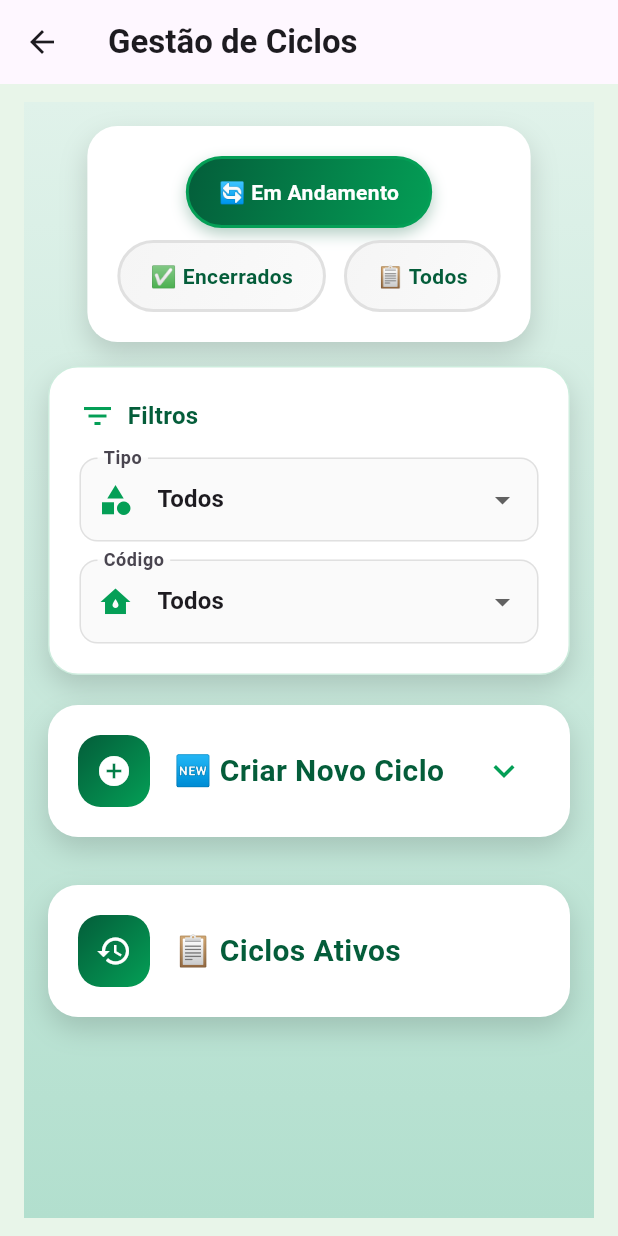
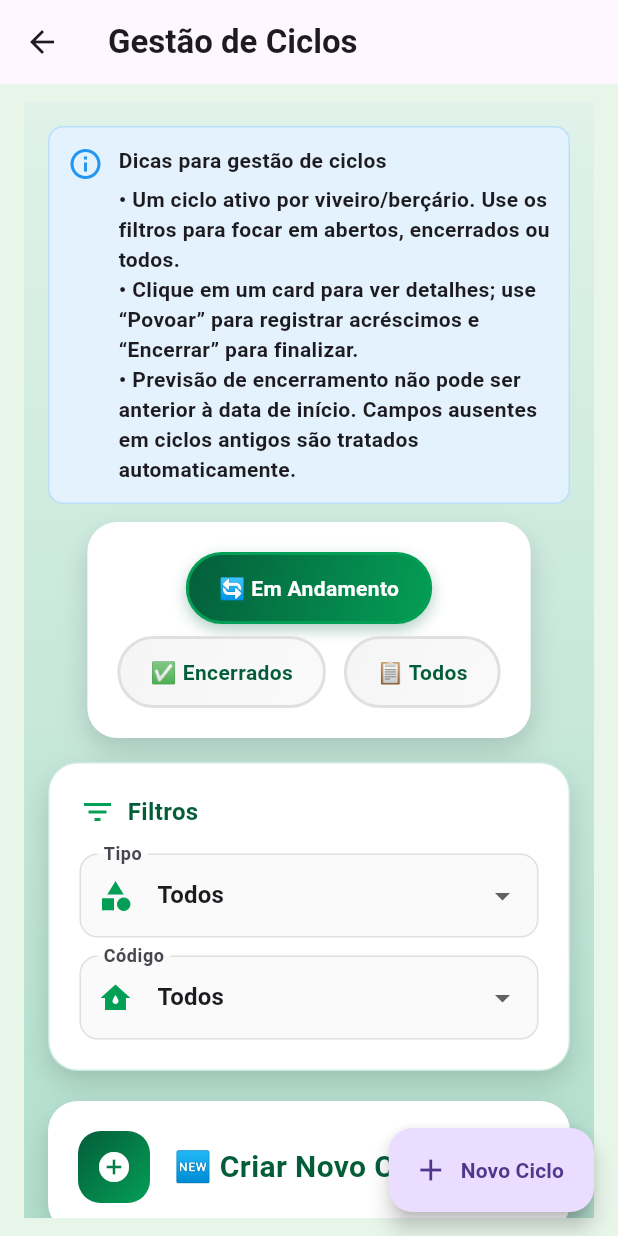
Before and after one commit to andersontec1/viveiroplus, a Flutter app: the TelaCiclosViveiro screen opened directly, on a phone screen of 412 x 824 dp. Run offline on Flutter 3.47's test engine with Material 3 defaults, Android fonts, the phone set to English and light mode, and no system bars; our stand-ins replace cloud_firestore, connectivity_plus, csv, firebase_auth, firebase_core, fl_chart and 7 more; missing offline and left inert: excel, mobile_scanner; accounts and stored records are empty; generated files the repository leaves out were written again.

Commit message:
build(web): versão 2.1.1+3 e ajustes na tela de ciclos (visual padronizado + leituras seguras de campos)

```diff
--- a/lib/screens/tela_ciclos_viveiro.dart
+++ b/lib/screens/tela_ciclos_viveiro.dart
@@ -518,20 +518,18 @@ class _TelaCiclosViveiroState extends State<TelaCiclosViveiro> {
   void _carregarParaEdicao(QueryDocumentSnapshot ciclo) {
     setState(() {
       _idEditando = ciclo.id;
-      // Reconstruir o código com prefixo para corresponder ao formato do dropdown
-      final tipo = ciclo['tipo'] ?? 'viveiro';
-      final codigo = ciclo['codigo'];
+      // Usar mapa seguro para evitar exceções em documentos antigos sem certos campos
+      final data = (ciclo.data() is Map<String, dynamic>)
+          ? (ciclo.data() as Map<String, dynamic>)
+          : <String, dynamic>{};
+      final tipo = (data['tipo'] as String?) ?? 'viveiro';
+      final codigo = (data['codigo'] ?? '').toString();
       _codigoSelecionado = tipo == 'viveiro' ? 'V-$codigo' : 'B-$codigo';
-      _qtdCtrl.text = ciclo['quantidadeEstocada'].toString();
-      _pesoCtrl.text = ciclo['pesoInicial'].toString();
-      _dataInicio = ciclo['dataInicio'].toDate();
-      final dataRaw = ciclo.data();
-      final data = (dataRaw is Map<String, dynamic>)
-          ? dataRaw
-          : <String, dynamic>{};
-      _previsaoEncerramento =
-          data.containsKey('previsaoEncerramento') &&
-              data['previsaoEncerramento'] != null
+      _qtdCtrl.text = (data['quantidadeEstocada'] ?? '').toString();
+      _pesoCtrl.text = (data['pesoInicial'] ?? '').toString();
+      final dtInicio = data['dataInicio'] as Timestamp?;
+      _dataInicio = dtInicio?.toDate() ?? DateTime.now();
+      _previsaoEncerramento = (data['previsaoEncerramento'] is Timestamp)
           ? (data['previsaoEncerramento'] as Timestamp).toDate()
           : null;
     });
@@ -793,47 +791,32 @@ class _TelaCiclosViveiroState extends State<TelaCiclosViveiro> {
   }
 
   Widget _buildCicloCard(QueryDocumentSnapshot ciclo) {
-    final data = ciclo['dataInicio'].toDate();
-    final encerrado = ciclo['encerrado'] == true;
-    final dataRaw = ciclo.data();
-    final dataMap = (dataRaw != null && dataRaw is Map<String, dynamic>)
-        ? dataRaw
-        : <String, dynamic>{};
-    final dataEncerramento =
-        (dataMap['dataEncerramento'] != null &&
-            dataMap['dataEncerramento'] is Timestamp)
-        ? (dataMap['dataEncerramento'] as Timestamp).toDate()
-        : null;
-    final previsaoEncerramento =
-        (dataMap['previsaoEncerramento'] != null &&
-            dataMap['previsaoEncerramento'] is Timestamp)
-        ? (dataMap['previsaoEncerramento'] as Timestamp).toDate()
-        : null;
-    final abertoPor = (dataMap['abertoPor'] != null)
-        ? dataMap['abertoPor']
-        : '—';
-    final fechadoPor = (dataMap['fechadoPor'] != null)
-        ? dataMap['fechadoPor']
-        : '';
-    final pesoFinal = (dataMap['pesoFinal'] != null)
-        ? dataMap['pesoFinal']
-        : null;
-
-    final pesoInicial = (ciclo['pesoInicial'] ?? 0) as num;
+    final dataMap = (ciclo.data() as Map<String, dynamic>?) ?? {};
+    final DateTime data =
+        (dataMap['dataInicio'] as Timestamp?)?.toDate() ?? DateTime.now();
+    final bool encerrado = dataMap['encerrado'] == true;
+    final DateTime? dataEncerramento =
+        (dataMap['dataEncerramento'] as Timestamp?)?.toDate();
+    final DateTime? previsaoEncerramento =
+        (dataMap['previsaoEncerramento'] as Timestamp?)?.toDate();
+    final String abertoPor = (dataMap['abertoPor'] ?? '—').toString();
+    final String fechadoPor = (dataMap['fechadoPor'] ?? '').toString();
+    final num? pesoFinal = (dataMap['pesoFinal'] as num?);
+    final num pesoInicial = (dataMap['pesoInicial'] as num?) ?? 0;
+    final String tipoLocal = (dataMap['tipo'] as String?) ?? 'viveiro';
+    final String nomeLocal = (dataMap['nome'] ?? '—').toString();
+    final String codigoLocal = (dataMap['codigo'] ?? '').toString();
+
     // Cálculo duração
-    int duracaoDias;
-    if (encerrado && dataEncerramento != null) {
-      duracaoDias = dataEncerramento.difference(data).inDays;
-    } else {
-      duracaoDias = DateTime.now().difference(data).inDays;
-    }
-    final ganhoPeso = (encerrado && pesoFinal != null && pesoInicial > 0)
+    final int duracaoDias = (encerrado && dataEncerramento != null)
+        ? dataEncerramento.difference(data).inDays
+        : DateTime.now().difference(data).inDays;
+    final num? ganhoPeso = (encerrado && pesoFinal != null && pesoInicial > 0)
         ? (pesoFinal - pesoInicial)
         : null;
 
     return InkWell(
       onTap: () async {
-        // Navegar para tela de detalhes
         final resultado = await Navigator.push(
           context,
           MaterialPageRoute(
@@ -841,11 +824,7 @@ class _TelaCiclosViveiroState extends State<TelaCiclosViveiro> {
                 TelaDetalhesCiclo(cicloId: ciclo.id, dadosCiclo: dataMap),
           ),
         );
-
-        // Se houve mudança, atualizar a tela
-        if (resultado == true) {
-          setState(() {});
-        }
+        if (resultado == true) setState(() {});
       },
       child: Container(
         margin: const EdgeInsets.only(bottom: 16),
@@ -895,7 +874,7 @@ class _TelaCiclosViveiroState extends State<TelaCiclosViveiro> {
                       crossAxisAlignment: CrossAxisAlignment.start,
                       children: [
                         Text(
-                          '${ciclo['nome']}',
+                          nomeLocal,
                           style: const TextStyle(
                             color: Color(0xFF045D3A),
                             fontSize: 18,
@@ -910,18 +889,17 @@ class _TelaCiclosViveiroState extends State<TelaCiclosViveiro> {
                                 vertical: 2,
                               ),
                               decoration: BoxDecoration(
-                                color: (ciclo['tipo'] ?? 'viveiro') == 'viveiro'
+                                color: tipoLocal == 'viveiro'
                                     ? Colors.blue.withOpacity(0.2)
                                     : Colors.orange.withOpacity(0.2),
                                 borderRadius: BorderRadius.circular(8),
                               ),
                               child: Text(
-                                (ciclo['tipo'] ?? 'viveiro') == 'viveiro'
+                                tipoLocal == 'viveiro'
                                     ? '🐟 Viveiro'
                                     : '🦐 Berçário',
                                 style: TextStyle(
-                                  color:
-                                      (ciclo['tipo'] ?? 'viveiro') == 'viveiro'
+                                  color: tipoLocal == 'viveiro'
                                       ? Colors.blue
                                       : Colors.orange,
                                   fontSize: 12,
@@ -931,7 +909,7 @@ class _TelaCiclosViveiroState extends State<TelaCiclosViveiro> {
                             ),
                             const SizedBox(width: 8),
                             Text(
-                              'Código: ${ciclo['codigo']}',
+                              'Código: $codigoLocal',
                               style: TextStyle(
                                 color: const Color(0xFF045D3A).withOpacity(0.7),
                                 fontSize: 14,
@@ -994,7 +972,7 @@ class _TelaCiclosViveiroState extends State<TelaCiclosViveiro> {
                 _buildInfoRow('🏁 Encerrado', _formatarData(dataEncerramento)),
               _buildInfoRow(
                 '🦐 Estocados',
-                '${ciclo['quantidadeEstocada']} pós-larvas',
+                '${dataMap['quantidadeEstocada'] ?? 0} pós-larvas',
               ),
               _buildInfoRow('⏱️ Duração', '$duracaoDias dias'),
               if (ganhoPeso != null)
@@ -1120,12 +1098,58 @@ class _TelaCiclosViveiroState extends State<TelaCiclosViveiro> {
   Widget build(BuildContext context) {
     return AppScaffold(
       title: 'Gestão de Ciclos',
+      floatingActionButton: !_mostrarFormulario
+          ? FloatingActionButton.extended(
+              onPressed: () => setState(() => _mostrarFormulario = true),
+              icon: const Icon(Icons.add),
+              label: const Text('Novo Ciclo'),
+            )
+          : null,
       body: DegradeFundo(
         child: SingleChildScrollView(
           child: Padding(
             padding: const EdgeInsets.all(16),
             child: Column(
               children: [
+                // Painel de instruções (alinhado ao padrão da tela de análises)
+                Container(
+                  width: double.infinity,
+                  margin: const EdgeInsets.only(bottom: 12),
+                  padding: const EdgeInsets.all(12),
+                  decoration: BoxDecoration(
+                    color: Colors.blue.shade50,
+                    borderRadius: BorderRadius.circular(10),
+                    border: Border.all(color: Colors.blue.shade100),
+                  ),
+                  child: Row(
+                    crossAxisAlignment: CrossAxisAlignment.start,
+                    children: [
+                      const Icon(Icons.info_outline, color: Colors.blue),
+                      const SizedBox(width: 10),
+                      Expanded(
+                        child: Column(
+                          crossAxisAlignment: CrossAxisAlignment.start,
+                          children: const [
+                            Text(
+                              'Dicas para gestão de ciclos',
+                              style: TextStyle(fontWeight: FontWeight.w600),
+                            ),
+                            SizedBox(height: 6),
+                            Text(
+                              '• Um ciclo ativo por viveiro/berçário. Use os filtros para focar em abertos, encerrados ou todos.',
+                            ),
+                            Text(
+                              '• Clique em um card para ver detalhes; use “Povoar” para registrar acréscimos e “Encerrar” para finalizar.',
+                            ),
+                            Text(
+                              '• Previsão de encerramento não pode ser anterior à data de início. Campos ausentes em ciclos antigos são tratados automaticamente.',
+                            ),
+                          ],
+                        ),
+                      ),
+                    ],
+                  ),
+                ),
                 // Filtros de visualização modernos
                 Container(
                   padding: const EdgeInsets.all(20),
@@ -1793,44 +1817,54 @@ class _TelaCiclosViveiroState extends State<TelaCiclosViveiro> {
 
                       // Aplicar filtros na aplicação
                       if (_mostrarApenasAbertos == 1) {
-                        docs = docs
-                            .where((doc) => doc['encerrado'] == false)
-                            .toList();
+                        docs = docs.where((doc) {
+                          final m = (doc.data() as Map<String, dynamic>?) ?? {};
+                          return m['encerrado'] == false;
+                        }).toList();
                       } else if (_mostrarApenasAbertos == 2) {
-                        docs = docs
-                            .where((doc) => doc['encerrado'] == true)
-                            .toList();
+                        docs = docs.where((doc) {
+                          final m = (doc.data() as Map<String, dynamic>?) ?? {};
+                          return m['encerrado'] == true;
+                        }).toList();
                       }
 
                       // Filtrar por tipo (viveiro/berçário)
                       if (_tipoFiltro != null) {
                         docs = docs.where((doc) {
-                          final tipo =
-                              doc['tipo'] ??
-                              'viveiro'; // Padrão para ciclos antigos
+                          final m = (doc.data() as Map<String, dynamic>?) ?? {};
+                          final tipo = (m['tipo'] as String?) ?? 'viveiro';
                           return tipo == _tipoFiltro;
                         }).toList();
                       }
 
                       // Filtrar por código específico
                       if (_codigoFiltro != null) {
-                        final codigoLimpo = _codigoFiltro!.substring(
-                          2,
-                        ); // Remove "V-" ou "B-"
-                        docs = docs
-                            .where((doc) => doc['codigo'] == codigoLimpo)
-                            .toList();
+                        final codigoLimpo = _codigoFiltro!.substring(2);
+                        docs = docs.where((doc) {
+                          final m = (doc.data() as Map<String, dynamic>?) ?? {};
+                          return (m['codigo']?.toString() ?? '') == codigoLimpo;
+                        }).toList();
                       }
 
                       // Filtrar apenas viveiros e berçários cadastrados
-                      docs = docs
-                          .where((doc) => _destinos.containsKey(doc['codigo']))
-                          .toList();
+                      docs = docs.where((doc) {
+                        final m = (doc.data() as Map<String, dynamic>?) ?? {};
+                        final tipo = (m['tipo'] as String?) ?? 'viveiro';
+                        final codigo = (m['codigo']?.toString() ?? '');
+                        final key = (tipo == 'viveiro' ? 'V-' : 'B-') + codigo;
+                        return _destinos.containsKey(key);
+                      }).toList();
 
                       // Ordenar por data de início (mais recente primeiro)
                       docs.sort((a, b) {
-                        final dateA = (a['dataInicio'] as Timestamp).toDate();
-                        final dateB = (b['dataInicio'] as Timestamp).toDate();
+                        final ma = (a.data() as Map<String, dynamic>?) ?? {};
+                        final mb = (b.data() as Map<String, dynamic>?) ?? {};
+                        final dateA =
+                            (ma['dataInicio'] as Timestamp?)?.toDate() ??
+                            DateTime(1970);
+                        final dateB =
+                            (mb['dataInicio'] as Timestamp?)?.toDate() ??
+                            DateTime(1970);
                         return dateB.compareTo(dateA);
                       });
 
--- a/pubspec.yaml
+++ b/pubspec.yaml
@@ -2,7 +2,7 @@ name: viveiro_plus
 description: "A new Flutter project."
 publish_to: 'none'
 
-version: 2.1.0+2
+version: 2.1.1+3
 
 environment:
   sdk: '>=3.8.0 <4.0.0'
```
Also changed, not shown: lib/login_screen.dart (+41 -17 lines).
